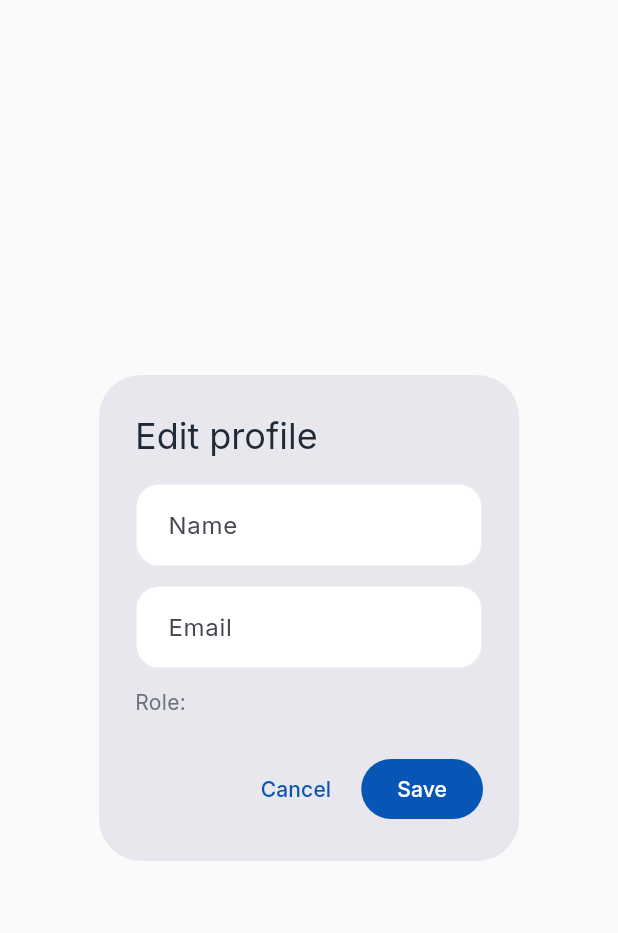
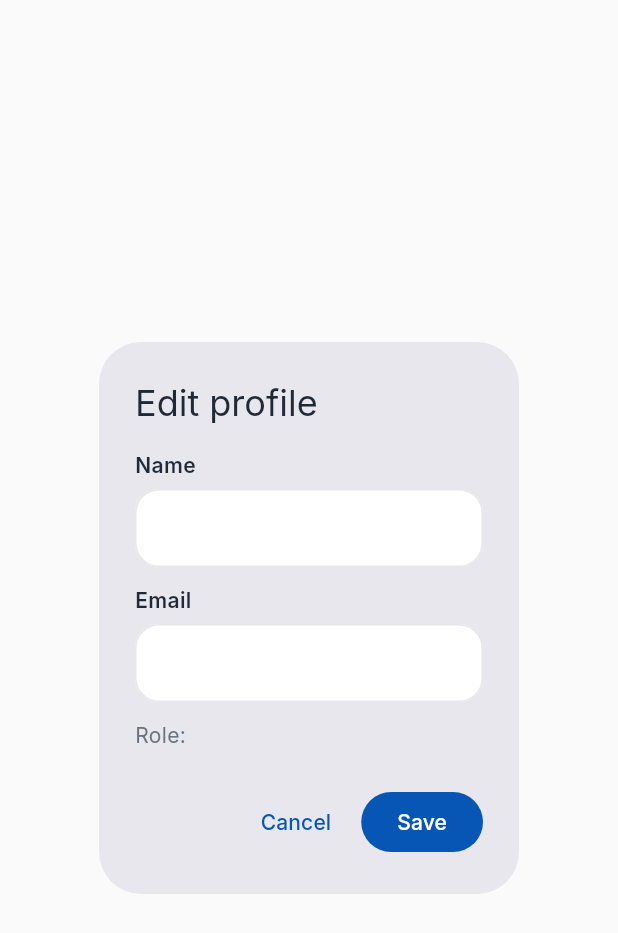
Before and after one commit to zishahed/pharmazen-mobile-app, a Flutter app: the _EditProfileDialog widget shown alone on an empty page, opened directly with empty values, on a phone screen of 412 x 824 dp. Shown: the top 933 px of the screen. Run offline on Flutter 3.47's test engine with Material 3 defaults, Android fonts, the phone set to English and light mode, and no system bars; our stand-ins replace connectivity_plus, cookie_jar, dio, dio_cookie_manager, drift, flutter_riverpod and 4 more; missing offline and left inert: file_selector; accounts and stored records are empty; network calls fail.

Commit message:
update profile update UI

```diff
--- a/lib/features/profile/profile_screen.dart
+++ b/lib/features/profile/profile_screen.dart
@@ -418,16 +418,50 @@ class _EditProfileDialogState extends State<_EditProfileDialog> {
         child: Column(
           mainAxisSize: MainAxisSize.min,
           children: [
+            const Align(
+              alignment: Alignment.centerLeft,
+              child: Text(
+                'Name',
+                style: TextStyle(
+                  fontWeight: FontWeight.w600,
+                  color: AppColors.textPrimary,
+                ),
+              ),
+            ),
+            const SizedBox(height: 6),
             TextField(
               controller: _nameController,
               textCapitalization: TextCapitalization.words,
-              decoration: const InputDecoration(labelText: 'Name'),
+              decoration: const InputDecoration(
+                contentPadding: EdgeInsets.symmetric(
+                  horizontal: 12,
+                  vertical: 14,
+                ),
+                border: OutlineInputBorder(),
+              ),
             ),
             const SizedBox(height: 12),
+            const Align(
+              alignment: Alignment.centerLeft,
+              child: Text(
+                'Email',
+                style: TextStyle(
+                  fontWeight: FontWeight.w600,
+                  color: AppColors.textPrimary,
+                ),
+              ),
+            ),
+            const SizedBox(height: 6),
             TextField(
               controller: _emailController,
               keyboardType: TextInputType.emailAddress,
-              decoration: const InputDecoration(labelText: 'Email'),
+              decoration: const InputDecoration(
+                contentPadding: EdgeInsets.symmetric(
+                  horizontal: 12,
+                  vertical: 14,
+                ),
+                border: OutlineInputBorder(),
+              ),
             ),
             const SizedBox(height: 12),
             Align(
```
